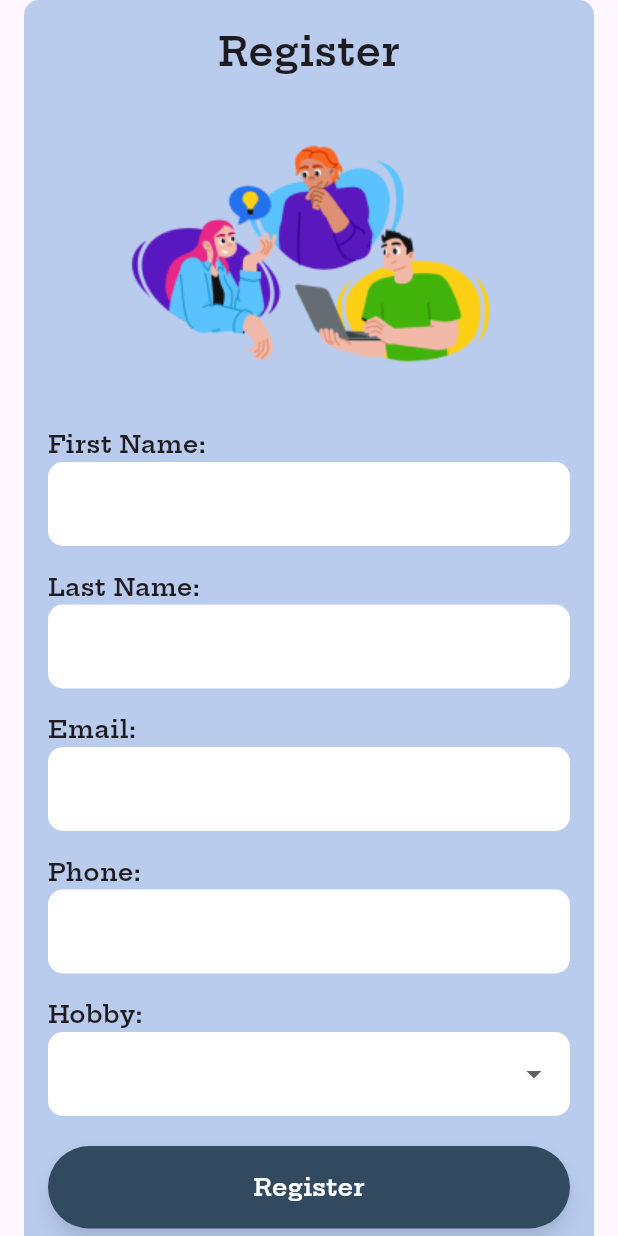
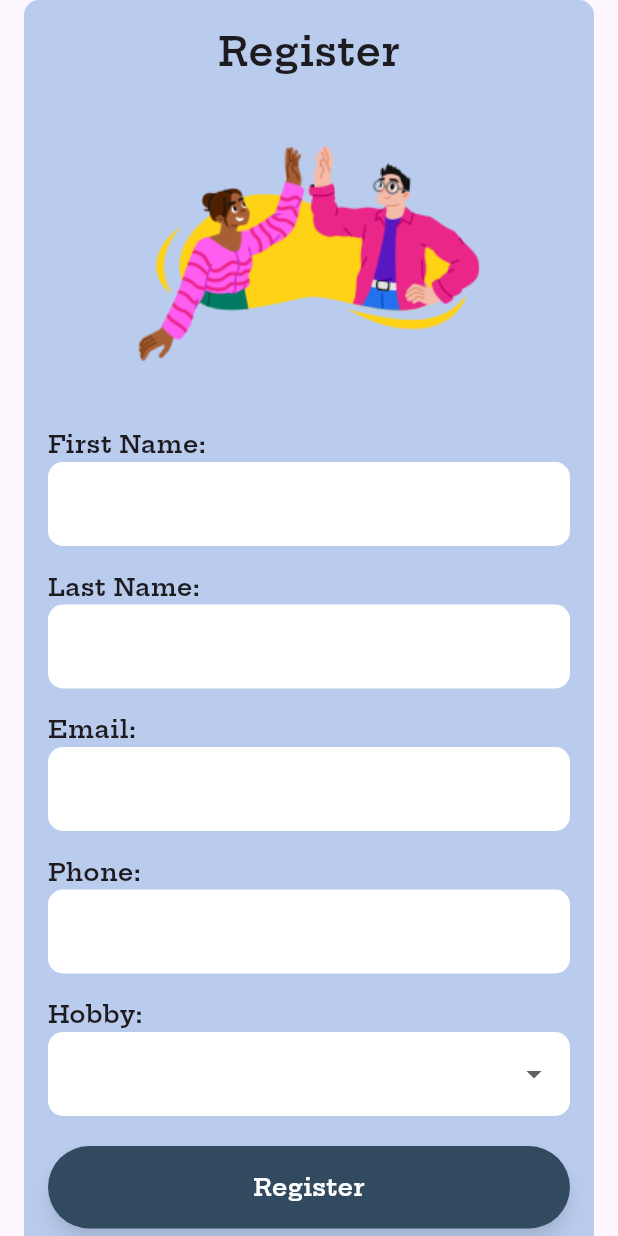
Before and after one commit to NoeOnDev/conexer, a Flutter app: the SelectRegisterScreen screen opened by its route, after a tap on "Citizen", on a phone screen of 412 x 824 dp. Run offline on Flutter 3.47's test engine with Material 3 defaults, Android fonts, the phone set to English and light mode, and no system bars; our stand-ins replace shared_preferences; accounts and stored records are empty; network calls fail; project files that could hold a hidden picture were left out.

```diff
--- a/lib/main.dart
+++ b/lib/main.dart
@@ -52,6 +52,7 @@ class MyApp extends StatelessWidget {
           return RegisterScreen(
             contactService: ContactService(baseUrl: baseUrl),
             role: args['role'],
+            imagePath: args['imagePath'],
           );
         },
         '/complete-registration': (context) {
--- a/lib/screens/register_screen.dart
+++ b/lib/screens/register_screen.dart
@@ -8,9 +8,14 @@ import '../services/contact_service.dart';
 class RegisterScreen extends StatefulWidget {
   final ContactService contactService;
   final String role;
+  final String imagePath;
 
-  const RegisterScreen(
-      {super.key, required this.contactService, required this.role});
+  const RegisterScreen({
+    super.key,
+    required this.contactService,
+    required this.role,
+    required this.imagePath,
+  });
 
   @override
   RegisterScreenState createState() => RegisterScreenState();
@@ -92,7 +97,7 @@ class RegisterScreenState extends State<RegisterScreen> {
                       const SizedBox(height: 16),
                       Center(
                         child: Image.asset(
-                          'assets/img/img_register_contact.png',
+                          widget.imagePath,
                           width: 250,
                           height: 200,
                         ),
--- a/lib/screens/select_register_screen.dart
+++ b/lib/screens/select_register_screen.dart
@@ -4,11 +4,12 @@ import '../widgets/link_text.dart';
 class SelectRegisterScreen extends StatelessWidget {
   const SelectRegisterScreen({super.key});
 
-  void _navigateToRegister(BuildContext context, String role) {
+  void _navigateToRegister(
+      BuildContext context, String role, String imagePath) {
     Navigator.pushNamed(
       context,
       '/register',
-      arguments: {'role': role},
+      arguments: {'role': role, 'imagePath': imagePath},
     );
   }
 
@@ -54,7 +55,8 @@ class SelectRegisterScreen extends StatelessWidget {
                     mainAxisAlignment: MainAxisAlignment.spaceBetween,
                     children: [
                       GestureDetector(
-                        onTap: () => _navigateToRegister(context, 'Citizen'),
+                        onTap: () => _navigateToRegister(context, 'Citizen',
+                            'assets/img/img_register_role_citizen.png'),
                         child: SizedBox(
                           width: MediaQuery.of(context).size.width * 0.4,
                           child: Card(
@@ -86,8 +88,10 @@ class SelectRegisterScreen extends StatelessWidget {
                         ),
                       ),
                       GestureDetector(
-                        onTap: () =>
-                            _navigateToRegister(context, 'Representative'),
+                        onTap: () => _navigateToRegister(
+                            context,
+                            'Representative',
+                            'assets/img/img_register_role_representative.png'),
                         child: SizedBox(
                           width: MediaQuery.of(context).size.width * 0.4,
                           child: Card(
```
Also changed, not shown: assets/img/img_register_role_citizen.png (added), assets/img/img_register_role_representative.png (renamed from assets/img/img_register_contact.png).
